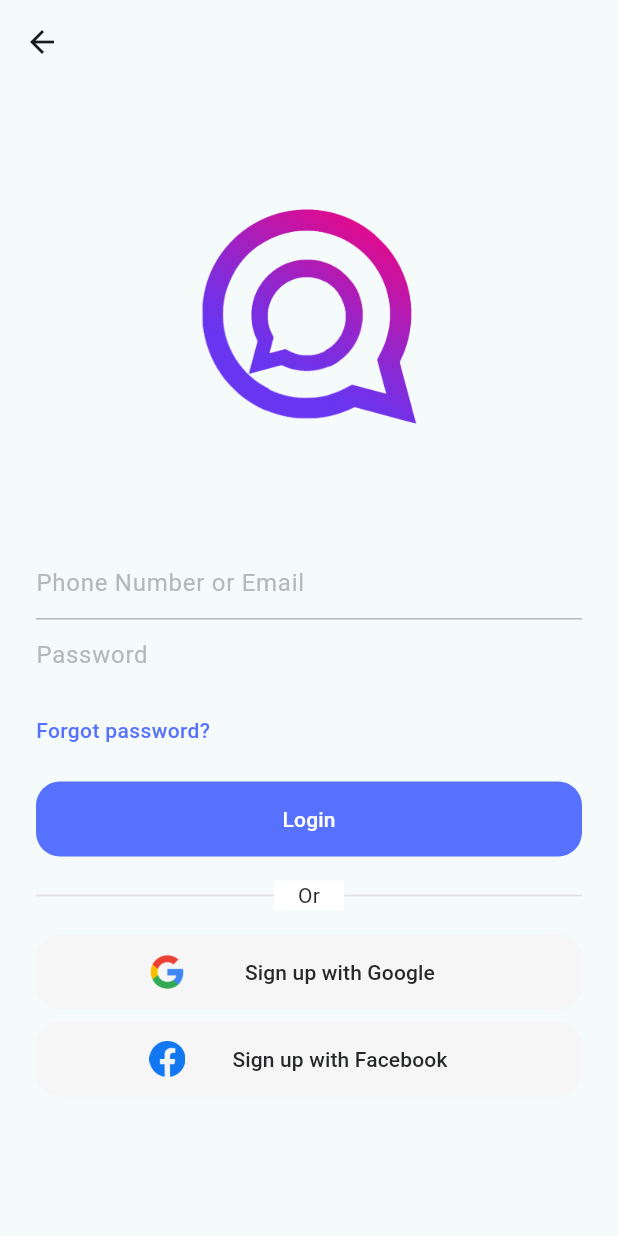
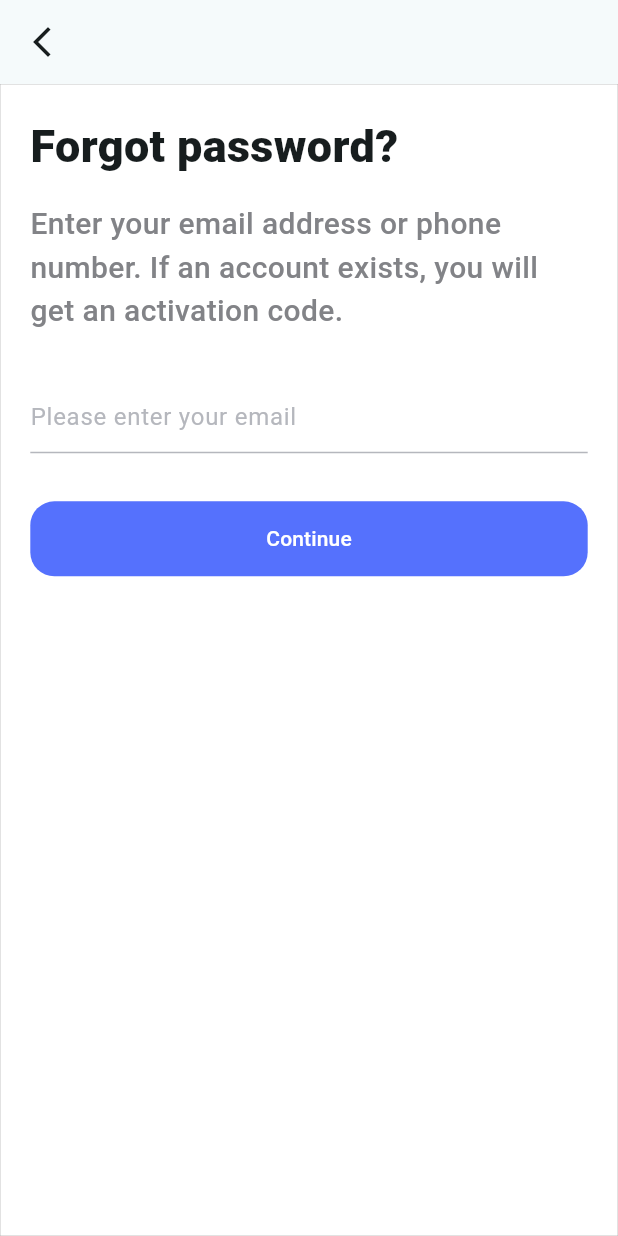
Before and after one commit to luan-thnh/zapp-app, a Flutter app: the LoginScreen screen opened by its route, after a tap on "Forgot password?", on a phone screen of 412 x 824 dp. Run offline on Flutter 3.47's test engine with Material 3 defaults, Android fonts, the phone set to English and light mode, and no system bars; our stand-ins replace cloud_firestore, connectivity_plus, firebase_auth, firebase_core, firebase_storage, font_awesome_flutter and 2 more; missing offline and left inert: email_otp, flutter_facebook_auth; accounts and stored records are empty.

Commit message:
feat: zapp-010/forgot-password-screen

```diff
--- /dev/null
+++ b/lib/screens/forgot_password_screen.dart
@@ -0,0 +1,186 @@
+import 'package:email_otp/email_otp.dart';
+import 'package:flutter/material.dart';
+import 'package:messenger/screens/otp_send.dart';
+import 'package:messenger/theme/colors_theme.dart';
+import 'package:messenger/theme/typography_theme.dart';
+import 'package:messenger/utils/validate_field_util.dart';
+import 'package:messenger/widgets/button_widget.dart';
+import 'package:messenger/widgets/input_control_widget.dart';
+
+class ForgotPasswordScreen extends StatefulWidget {
+  const ForgotPasswordScreen({Key? key}) : super(key: key);
+
+  @override
+  State<ForgotPasswordScreen> createState() => _ForgotPasswordScreenState();
+}
+
+class _ForgotPasswordScreenState extends State<ForgotPasswordScreen> {
+  late TextEditingController emailController;
+
+  @override
+  void initState() {
+    super.initState();
+    emailController = TextEditingController();
+  }
+
+  @override
+  void dispose() {
+    emailController.dispose();
+    super.dispose();
+  }
+
+  EmailOTP myauth = EmailOTP();
+  bool isSendingEmail = false;
+
+  Future<void> _submitEmail(BuildContext context) async {
+    if (isSendingEmail) {
+      return; // Nếu đang gửi email, không làm gì cả
+    }
+
+    setState(() {
+      isSendingEmail = true; // Đánh dấu rằng đang gửi email
+    });
+
+    try {
+      if (emailController.text.trim().isNotEmpty) {
+        myauth.setConfig(
+          appEmail: "contact@hdevcoder.com",
+          appName: "Email OTP",
+          userEmail: emailController.text.trim(),
+          otpLength: 4,
+          otpType: OTPType.digitsOnly,
+        );
+        if (await myauth.sendOTP()) {
+          ScaffoldMessenger.of(context).showSnackBar(
+            const SnackBar(
+              content: Text("OTP has been sent"),
+            ),
+          );
+          Navigator.push(
+            context,
+            MaterialPageRoute(
+              builder: (context) => OtpScreen(
+                myauth: myauth,
+                userEmail: emailController.text.trim(),
+              ),
+            ),
+          );
+        } else {
+          ScaffoldMessenger.of(context).showSnackBar(
+            const SnackBar(
+              content: Text("Oops, OTP send failed"),
+            ),
+          );
+        }
+      } else {
+        ScaffoldMessenger.of(context).showSnackBar(
+          const SnackBar(
+            content: Text("Please enter your email"),
+          ),
+        );
+      }
+    } finally {
+      setState(() {
+        isSendingEmail = false; // Đánh dấu rằng việc gửi email đã hoàn thành
+      });
+    }
+  }
+
+  final _key = GlobalKey<FormState>();
+  @override
+  Widget build(BuildContext context) {
+    Size mq = MediaQuery.of(context).size;
+
+    return Scaffold(
+      appBar: AppBar(
+        elevation: 0,
+        leading: IconButton(
+          onPressed: () {
+            Navigator.of(context).pop(); // Quay lại trang trước đó
+          },
+          icon: const Icon(Icons.arrow_back_ios_new),
+        ),
+      ),
+      backgroundColor: Colors.white,
+      body: Container(
+        decoration: BoxDecoration(
+          border: Border.all(
+            color: Colors.grey, // Màu viền bạn có thể thay đổi tại đây
+            width: 0.2,
+          ),
+        ),
+        padding: const EdgeInsets.all(20),
+        child: Form(
+          key: _key,
+          child: Column(
+            crossAxisAlignment: CrossAxisAlignment.start,
+            children: [
+              Text(
+                'Forgot password?',
+                style: TypographyTheme.headingBig(fontWeight: FontWeight.w900),
+              ),
+              SizedBox(height: 16),
+              Text(
+                'Enter your email address or phone number. If an account exists, you will get an activation code.',
+                style: TypographyTheme.heading3(
+                  fontWeight: FontWeight.w500,
+                  color: ColorsTheme.grey,
+                ),
+              ),
+              SizedBox(height: 32),
+              InputControlWidget(
+                controller: emailController,
+                hintText: "Please enter your email",
+                obscureText: false,
+                validator: ValidateFieldUtil.validatePhoneNumberOrEmail,
+              ),
+              SizedBox(height: 32),
+              TextButton(
+                onPressed: isSendingEmail
+                    ? null
+                    : () {
+                        if (_key.currentState!.validate()) {
+                          print('object');
+                          _submitEmail(context);
+                        }
+                      },
+                style: TextButton.styleFrom(
+                    primary: ColorsTheme.primary,
+                    backgroundColor: isSendingEmail
+                        ? ColorsTheme.light
+                        : ColorsTheme.primary,
+                    shape: RoundedRectangleBorder(
+                      borderRadius: BorderRadius.circular(16.0),
+                    ),
+                    minimumSize: Size(mq.width, 50)),
+                child: Row(
+                  mainAxisAlignment: MainAxisAlignment.center,
+                  children: [
+                    if (isSendingEmail)
+                      const SizedBox(
+                        width: 16,
+                        height: 16,
+                        child: CircularProgressIndicator(
+                            color: ColorsTheme.lightDark),
+                      ),
+                    if (isSendingEmail) const SizedBox(width: 12),
+                    Container(
+                      alignment: Alignment.center,
+                      child: Text(
+                        'Continue',
+                        style: TypographyTheme.heading5(
+                            color: isSendingEmail
+                                ? ColorsTheme.lightDark
+                                : ColorsTheme.white),
+                      ),
+                    ),
+                  ],
+                ),
+              ),
+            ],
+          ),
+        ),
+      ),
+    );
+  }
+}
--- a/lib/screens/login_screen.dart
+++ b/lib/screens/login_screen.dart
@@ -1,5 +1,6 @@
 import 'package:flutter/material.dart';
 import 'package:messenger/constants/image_urls.dart';
+import 'package:messenger/screens/forgot_password_screen.dart';
 import 'package:messenger/screens/home_screen.dart';
 import 'package:messenger/services/auth/auth_service.dart';
 import 'package:messenger/theme/colors_theme.dart';
@@ -139,7 +140,13 @@ class _LoginScreenState extends State<LoginScreen> {
                         ),
                         const SizedBox(height: 16),
                         GestureDetector(
-                          onTap: () {},
+                          onTap: () {
+                            Navigator.push(
+                              context,
+                              MaterialPageRoute(
+                                  builder: (_) => ForgotPasswordScreen()),
+                            );
+                          },
                           child: Text('Forgot password?', style: TypographyTheme.heading5(color: ColorsTheme.primary)),
                         ),
                         const SizedBox(height: 24),
--- a/pubspec.yaml
+++ b/pubspec.yaml
@@ -26,6 +26,7 @@ dependencies:
   cached_network_image: ^3.3.0
   # For accessing Firebase Storage (for uploading files)
   firebase_storage: ^11.5.1
+  email_otp: ^2.1.1
 
 dev_dependencies:
   flutter_test:
```
Also changed, not shown: lib/screens/otp_send.dart (added, +266 -0 lines), pubspec.lock.
